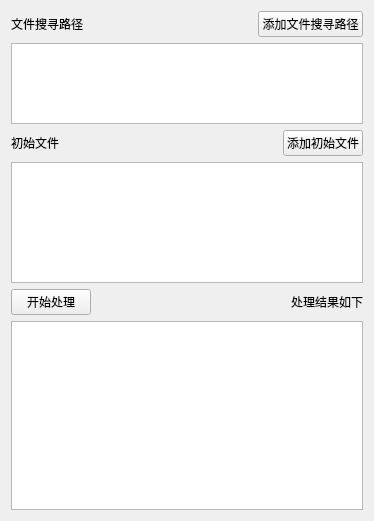
The window that headsearch/mainwidget.ui (findAway/headsearch) describes before a commit, drawn with Qt 5.
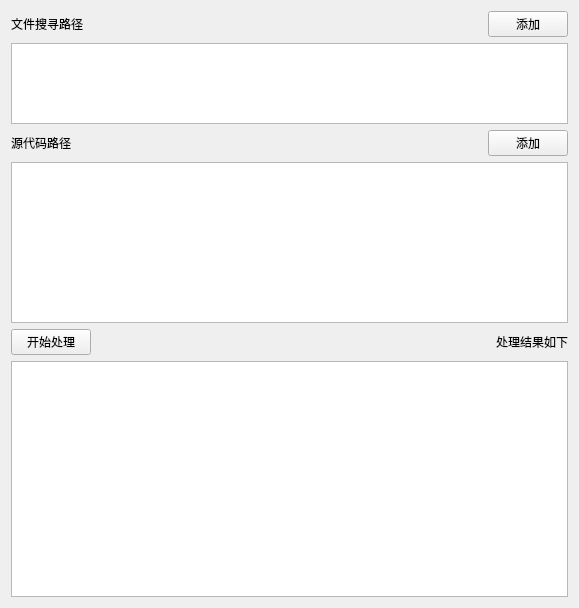
The same window after the commit. Icons and pictures are not drawn.

Commit message: 代码修改，添加程序图标

What changed in the file:
```diff
--- a/headsearch/mainwidget.ui
+++ b/headsearch/mainwidget.ui
@@ -6,8 +6,8 @@
    <rect>
     <x>0</x>
     <y>0</y>
-    <width>374</width>
-    <height>521</height>
+    <width>579</width>
+    <height>608</height>
    </rect>
   </property>
   <property name="windowTitle">
@@ -45,7 +45,7 @@
        <item>
         <widget class="QPushButton" name="btAddSrcPath">
          <property name="text">
-          <string>添加文件搜寻路径</string>
+          <string>添加</string>
          </property>
         </widget>
        </item>
@@ -75,7 +75,7 @@
        <item>
         <widget class="QLabel" name="label_4">
          <property name="text">
-          <string>初始文件</string>
+          <string>源代码路径</string>
          </property>
         </widget>
        </item>
@@ -95,7 +95,7 @@
        <item>
         <widget class="QPushButton" name="btAddFirstFiles">
          <property name="text">
-          <string>添加初始文件</string>
+          <string>添加</string>
          </property>
         </widget>
        </item>
@@ -103,16 +103,10 @@
      </item>
      <item>
       <widget class="QListView" name="listViewFirstFiles">
-       <property name="minimumSize">
-        <size>
-         <width>0</width>
-         <height>121</height>
-        </size>
-       </property>
        <property name="maximumSize">
         <size>
          <width>16777215</width>
-         <height>121</height>
+         <height>161</height>
         </size>
        </property>
       </widget>
```
Left out of the diff: 2 changed lines with no effect on the pictures. The commit also changes 12 other files.
